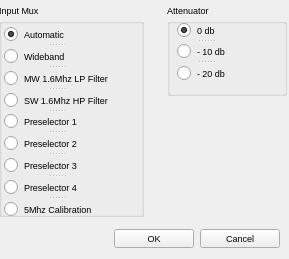
Before: the Qt Designer form ElektorOptions.ui in oldscienceguy/PebbleSDR, drawn with Qt 5.
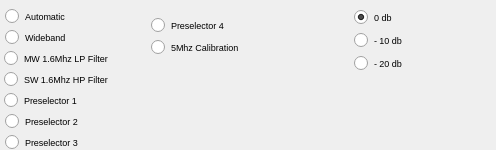
After: the same form once the commit is applied.

Commit message: Added SDR::connect that should be set by each device.  Used when options are being displayed and device is off.  Added UsesAudioInput() to SDR to let each device determine whether it needs the AudioInput box displayed in options.

```diff
--- a/ElektorOptions.ui
+++ b/ElektorOptions.ui
@@ -6,149 +6,22 @@
    <rect>
     <x>0</x>
     <y>0</y>
-    <width>289</width>
-    <height>259</height>
+    <width>496</width>
+    <height>150</height>
    </rect>
   </property>
   <property name="windowTitle">
    <string>Dialog</string>
   </property>
-  <widget class="QWidget" name="layoutWidget">
-   <property name="geometry">
-    <rect>
-     <x>4</x>
-     <y>225</y>
-     <width>276</width>
-     <height>28</height>
-    </rect>
-   </property>
-   <property name="font">
-    <font>
-     <pointsize>7</pointsize>
-    </font>
-   </property>
-   <layout class="QHBoxLayout">
-    <property name="spacing">
-     <number>6</number>
-    </property>
-    <property name="margin">
-     <number>0</number>
-    </property>
-    <item>
-     <spacer>
-      <property name="font">
-       <font>
-        <pointsize>7</pointsize>
-       </font>
-      </property>
-      <property name="orientation">
-       <enum>Qt::Horizontal</enum>
-      </property>
-      <property name="sizeHint" stdset="0">
-       <size>
-        <width>131</width>
-        <height>31</height>
-       </size>
-      </property>
-     </spacer>
-    </item>
-    <item>
-     <widget class="QPushButton" name="okButton">
-      <property name="font">
-       <font>
-        <pointsize>7</pointsize>
-       </font>
-      </property>
-      <property name="text">
-       <string>OK</string>
-      </property>
-     </widget>
-    </item>
-    <item>
-     <widget class="QPushButton" name="cancelButton">
-      <property name="font">
-       <font>
-        <pointsize>7</pointsize>
-       </font>
-      </property>
-      <property name="text">
-       <string>Cancel</string>
-      </property>
-     </widget>
-    </item>
-   </layout>
-  </widget>
-  <widget class="QGroupBox" name="groupBox">
-   <property name="geometry">
-    <rect>
-     <x>-1</x>
-     <y>4</y>
-     <width>145</width>
-     <height>213</height>
-    </rect>
-   </property>
-   <property name="font">
-    <font>
-     <pointsize>7</pointsize>
-    </font>
-   </property>
-   <property name="title">
-    <string>Input Mux</string>
-   </property>
-   <widget class="QSplitter" name="splitter">
-    <property name="geometry">
-     <rect>
-      <x>5</x>
-      <y>21</y>
-      <width>105</width>
-      <height>193</height>
-     </rect>
-    </property>
-    <property name="font">
-     <font>
-      <pointsize>7</pointsize>
-     </font>
-    </property>
-    <property name="orientation">
-     <enum>Qt::Vertical</enum>
-    </property>
-    <widget class="QRadioButton" name="automaticButton">
-     <property name="font">
-      <font>
-       <pointsize>7</pointsize>
-      </font>
-     </property>
-     <property name="text">
-      <string>Automatic</string>
-     </property>
-     <property name="checkable">
-      <bool>true</bool>
-     </property>
-     <property name="checked">
-      <bool>true</bool>
-     </property>
-    </widget>
-    <widget class="QRadioButton" name="widebandButton">
-     <property name="font">
-      <font>
-       <pointsize>7</pointsize>
-      </font>
-     </property>
-     <property name="text">
-      <string>Wideband</string>
-     </property>
-    </widget>
-    <widget class="QRadioButton" name="mwButton">
-     <property name="font">
-      <font>
-       <pointsize>7</pointsize>
-      </font>
-     </property>
-     <property name="text">
-      <string>MW 1.6Mhz LP Filter</string>
-     </property>
-    </widget>
     <widget class="QRadioButton" name="swButton">
+   <property name="geometry">
+    <rect>
+     <x>4</x>
+     <y>71</y>
+     <width>105</width>
+     <height>16</height>
+    </rect>
+   </property>
      <property name="font">
       <font>
        <pointsize>7</pointsize>
@@ -159,6 +32,14 @@
      </property>
     </widget>
     <widget class="QRadioButton" name="pre1Button">
+   <property name="geometry">
+    <rect>
+     <x>4</x>
+     <y>92</y>
+     <width>105</width>
+     <height>16</height>
+    </rect>
+   </property>
      <property name="font">
       <font>
        <pointsize>7</pointsize>
@@ -168,27 +49,33 @@
       <string>Preselector 1</string>
      </property>
     </widget>
-    <widget class="QRadioButton" name="pre2Button">
-     <property name="font">
-      <font>
-       <pointsize>7</pointsize>
-      </font>
-     </property>
-     <property name="text">
-      <string>Preselector 2</string>
-     </property>
-    </widget>
-    <widget class="QRadioButton" name="pre3Button">
+  <widget class="QRadioButton" name="widebandButton">
+   <property name="geometry">
+    <rect>
+     <x>5</x>
+     <y>29</y>
+     <width>105</width>
+     <height>16</height>
+    </rect>
+   </property>
      <property name="font">
       <font>
        <pointsize>7</pointsize>
       </font>
      </property>
      <property name="text">
-      <string>Preselector 3</string>
+    <string>Wideband</string>
      </property>
     </widget>
     <widget class="QRadioButton" name="pre4Button">
+   <property name="geometry">
+    <rect>
+     <x>151</x>
+     <y>17</y>
+     <width>105</width>
+     <height>16</height>
+    </rect>
+   </property>
      <property name="font">
       <font>
        <pointsize>7</pointsize>
@@ -198,7 +85,39 @@
       <string>Preselector 4</string>
      </property>
     </widget>
+  <widget class="QRadioButton" name="automaticButton">
+   <property name="geometry">
+    <rect>
+     <x>5</x>
+     <y>8</y>
+     <width>105</width>
+     <height>16</height>
+    </rect>
+   </property>
+   <property name="font">
+    <font>
+     <pointsize>7</pointsize>
+    </font>
+   </property>
+   <property name="text">
+    <string>Automatic</string>
+   </property>
+   <property name="checkable">
+    <bool>true</bool>
+   </property>
+   <property name="checked">
+    <bool>true</bool>
+   </property>
+  </widget>
     <widget class="QRadioButton" name="calButton">
+   <property name="geometry">
+    <rect>
+     <x>151</x>
+     <y>39</y>
+     <width>105</width>
+     <height>16</height>
+    </rect>
+   </property>
      <property name="font">
       <font>
        <pointsize>7</pointsize>
@@ -208,15 +127,13 @@
       <string>5Mhz Calibration</string>
      </property>
     </widget>
-   </widget>
-  </widget>
-  <widget class="QGroupBox" name="groupBox_2">
+  <widget class="QRadioButton" name="mwButton">
    <property name="geometry">
     <rect>
-     <x>167</x>
-     <y>4</y>
-     <width>120</width>
-     <height>92</height>
+     <x>4</x>
+     <y>50</y>
+     <width>105</width>
+     <height>16</height>
     </rect>
    </property>
    <property name="font">
@@ -224,16 +141,17 @@
      <pointsize>7</pointsize>
     </font>
    </property>
-   <property name="title">
-    <string>Attenuator</string>
+   <property name="text">
+    <string>MW 1.6Mhz LP Filter</string>
    </property>
-   <widget class="QSplitter" name="splitter_2">
+  </widget>
+  <widget class="QRadioButton" name="pre3Button">
     <property name="geometry">
      <rect>
-      <x>10</x>
-      <y>17</y>
-      <width>57</width>
-      <height>61</height>
+     <x>5</x>
+     <y>134</y>
+     <width>105</width>
+     <height>16</height>
      </rect>
     </property>
     <property name="font">
@@ -241,23 +159,37 @@
       <pointsize>7</pointsize>
      </font>
     </property>
-    <property name="orientation">
-     <enum>Qt::Vertical</enum>
-    </property>
-    <widget class="QRadioButton" name="zeroDbButton">
+   <property name="text">
+    <string>Preselector 3</string>
+   </property>
+  </widget>
+  <widget class="QRadioButton" name="pre2Button">
+   <property name="geometry">
+    <rect>
+     <x>5</x>
+     <y>113</y>
+     <width>105</width>
+     <height>16</height>
+    </rect>
+   </property>
      <property name="font">
       <font>
        <pointsize>7</pointsize>
       </font>
      </property>
      <property name="text">
-      <string>0 db</string>
-     </property>
-     <property name="checked">
-      <bool>true</bool>
+    <string>Preselector 2</string>
      </property>
     </widget>
     <widget class="QRadioButton" name="tenDbButton">
+   <property name="geometry">
+    <rect>
+     <x>354</x>
+     <y>32</y>
+     <width>57</width>
+     <height>16</height>
+    </rect>
+   </property>
      <property name="font">
       <font>
        <pointsize>7</pointsize>
@@ -268,6 +200,14 @@
      </property>
     </widget>
     <widget class="QRadioButton" name="twentyDbButton">
+   <property name="geometry">
+    <rect>
+     <x>354</x>
+     <y>55</y>
+     <width>57</width>
+     <height>16</height>
+    </rect>
+   </property>
      <property name="font">
       <font>
        <pointsize>7</pointsize>
@@ -277,7 +217,26 @@
       <string>- 20 db</string>
      </property>
     </widget>
-   </widget>
+  <widget class="QRadioButton" name="zeroDbButton">
+   <property name="geometry">
+    <rect>
+     <x>354</x>
+     <y>9</y>
+     <width>57</width>
+     <height>16</height>
+    </rect>
+   </property>
+   <property name="font">
+    <font>
+     <pointsize>7</pointsize>
+    </font>
+   </property>
+   <property name="text">
+    <string>0 db</string>
+   </property>
+   <property name="checked">
+    <bool>true</bool>
+   </property>
   </widget>
  </widget>
  <resources/>
```
Left out of the diff: 35 changed lines with no effect on the pictures. Lines whose indentation alone changed are shown as unchanged. The commit also changes 17 other files.
